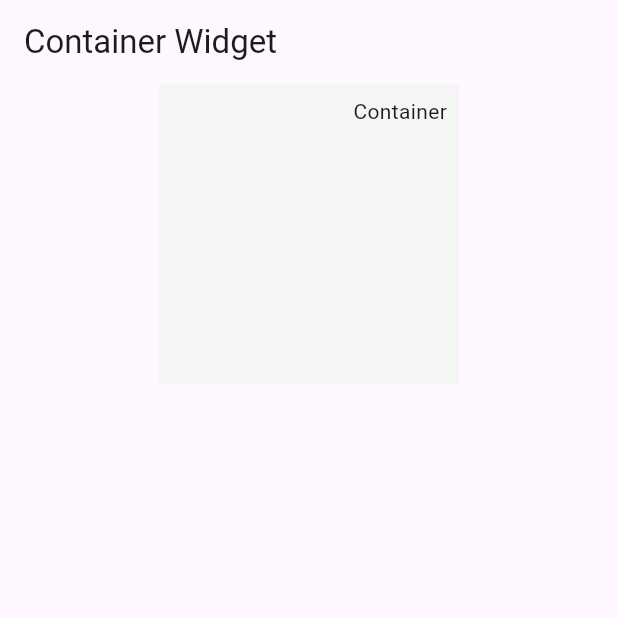
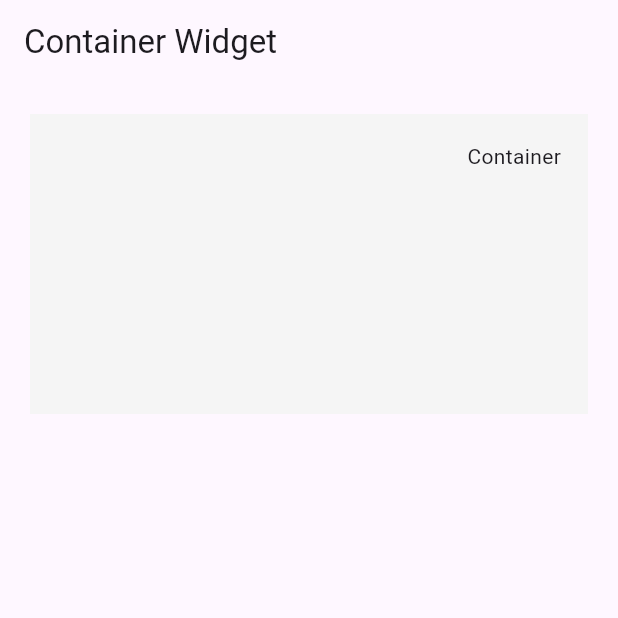
Before and after one commit to DevWithEasy/flutter-world, a Flutter app: the Containerscreen screen opened directly, on a phone screen of 412 x 824 dp, the top half of it. Run offline on Flutter 3.47's test engine with Material 3 defaults, Android fonts, the phone set to English and light mode, and no system bars.

Commit message:
container update

```diff
--- a/lib/app/screen/ContainerScreen.dart
+++ b/lib/app/screen/ContainerScreen.dart
@@ -11,12 +11,15 @@ class Containerscreen extends StatelessWidget {
         ),
         body: ListView(
           children: [
-            Center(
-              child: Container(
+            Container(
               alignment: Alignment.topRight,
               height: 200,
               width: 200,
-                margin: EdgeInsets.symmetric(),
+              padding: EdgeInsets.all(10),
+              margin: EdgeInsets.symmetric(
+                horizontal: 20,
+                vertical: 20,
+              ),
               // constraints: BoxConstraints(
               //   maxWidth: 200,
               //   maxHeight: 200,
@@ -28,7 +31,6 @@ class Containerscreen extends StatelessWidget {
                 padding: const EdgeInsets.all(8.0),
                 child: Text('Container'),
               ),
-              ),
             )
           ]
       ));
```
Lines whose indentation alone changed are shown as unchanged.
